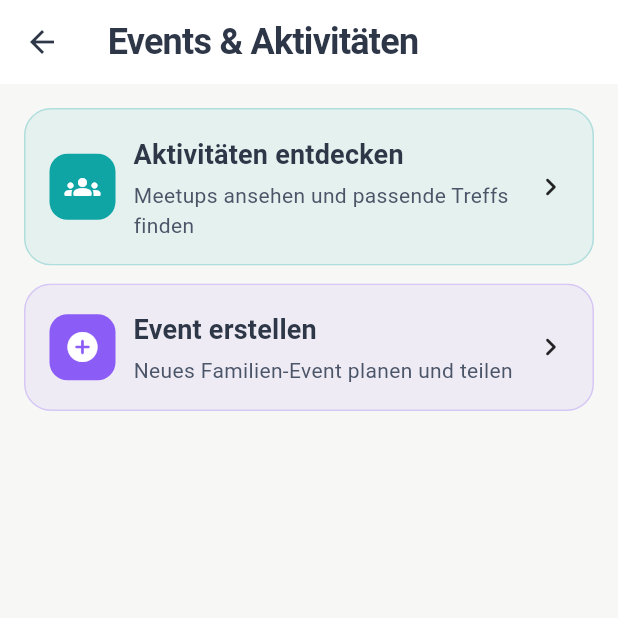
After one commit to fatihbucak56-beep/Parentpeak, a Flutter app: the screen it shows after launch, after a tap on "Events & Aktivitäten", on a phone screen of 412 x 824 dp, the top half of it. The commit adds this screen. Run offline on Flutter 3.47's test engine with Material 3 defaults, Android fonts, the phone set to English and light mode, and no system bars; our stand-ins replace flutter_dotenv, flutter_local_notifications, flutter_secure_storage, google_generative_ai, shared_preferences, timezone; network calls fail.

Commit message:
refactor(home): merge meetup and event into unified Events & Aktivitäten entry

```diff
--- /dev/null
+++ b/lib/ui/events_activities_screen.dart
@@ -0,0 +1,116 @@
+import 'package:flutter/material.dart';
+import 'package:trusted_circle_demo/ui/create_event_screen.dart';
+import 'package:trusted_circle_demo/ui/meetup_screen.dart';
+
+class EventsActivitiesScreen extends StatelessWidget {
+  const EventsActivitiesScreen({super.key});
+
+  @override
+  Widget build(BuildContext context) {
+    return Scaffold(
+      appBar: AppBar(
+        title: const Text('Events & Aktivitäten'),
+      ),
+      body: ListView(
+        padding: const EdgeInsets.all(16),
+        children: [
+          _ActionCard(
+            icon: Icons.groups_rounded,
+            title: 'Aktivitäten entdecken',
+            subtitle: 'Meetups ansehen und passende Treffs finden',
+            color: const Color(0xFF0EA5A4),
+            onTap: () {
+              Navigator.push(
+                context,
+                MaterialPageRoute(builder: (_) => const MeetupScreen()),
+              );
+            },
+          ),
+          const SizedBox(height: 12),
+          _ActionCard(
+            icon: Icons.add_circle_rounded,
+            title: 'Event erstellen',
+            subtitle: 'Neues Familien-Event planen und teilen',
+            color: const Color(0xFF8B5CF6),
+            onTap: () {
+              Navigator.push(
+                context,
+                MaterialPageRoute(builder: (_) => const CreateEventScreen()),
+              );
+            },
+          ),
+        ],
+      ),
+    );
+  }
+}
+
+class _ActionCard extends StatelessWidget {
+  const _ActionCard({
+    required this.icon,
+    required this.title,
+    required this.subtitle,
+    required this.color,
+    required this.onTap,
+  });
+
+  final IconData icon;
+  final String title;
+  final String subtitle;
+  final Color color;
+  final VoidCallback onTap;
+
+  @override
+  Widget build(BuildContext context) {
+    return Material(
+      color: Colors.transparent,
+      child: InkWell(
+        onTap: onTap,
+        borderRadius: BorderRadius.circular(18),
+        child: Ink(
+          decoration: BoxDecoration(
+            color: color.withOpacity(0.08),
+            borderRadius: BorderRadius.circular(18),
+            border: Border.all(color: color.withOpacity(0.25)),
+          ),
+          child: Padding(
+            padding: const EdgeInsets.all(16),
+            child: Row(
+              children: [
+                Container(
+                  width: 44,
+                  height: 44,
+                  decoration: BoxDecoration(
+                    color: color,
+                    borderRadius: BorderRadius.circular(12),
+                  ),
+                  child: Icon(icon, color: Colors.white),
+                ),
+                const SizedBox(width: 12),
+                Expanded(
+                  child: Column(
+                    crossAxisAlignment: CrossAxisAlignment.start,
+                    children: [
+                      Text(
+                        title,
+                        style: Theme.of(context).textTheme.titleMedium?.copyWith(
+                              fontWeight: FontWeight.w700,
+                            ),
+                      ),
+                      const SizedBox(height: 4),
+                      Text(
+                        subtitle,
+                        style: Theme.of(context).textTheme.bodyMedium,
+                      ),
+                    ],
+                  ),
+                ),
+                const Icon(Icons.chevron_right_rounded),
+              ],
+            ),
+          ),
+        ),
+      ),
+    );
+  }
+}
--- a/lib/ui/home_screen.dart
+++ b/lib/ui/home_screen.dart
@@ -11,6 +11,7 @@ import 'package:trusted_circle_demo/ui/shopping_screen.dart';
 import 'package:trusted_circle_demo/ui/todo_screen.dart';
 import 'package:trusted_circle_demo/ui/calendar_screen.dart';
 import 'package:trusted_circle_demo/ui/backend_status_screen.dart';
+import 'package:trusted_circle_demo/ui/events_activities_screen.dart';
 
 class _FeatureAction {
   final String label;
@@ -75,6 +76,13 @@ class _HomeScreenState extends State<HomeScreen> {
         icon: Icons.calendar_month_rounded,
         color: const Color(0xFF2563EB),
         builder: (_) => const CalendarScreen(),
+      ),
+      _FeatureAction(
+        label: 'Events & Aktivitäten',
+        description: 'Meetups entdecken oder selbst Event erstellen',
+        icon: Icons.celebration_rounded,
+        color: const Color(0xFF8B5CF6),
+        builder: (_) => const EventsActivitiesScreen(),
       ),
       _FeatureAction(
         label: 'To-do',
```
